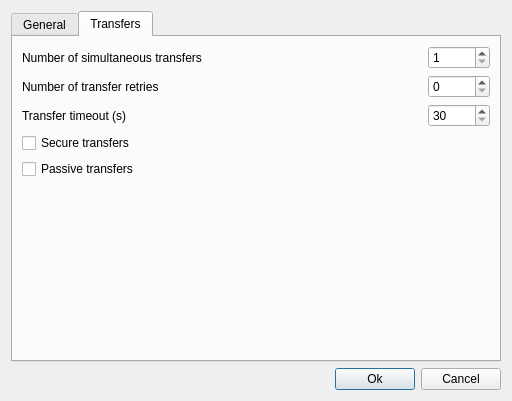
Above: src/arcstorage-ui/applicationsettings.ui from jonaslindemann/arc-gui-clients before the change. Below: the same form after it.
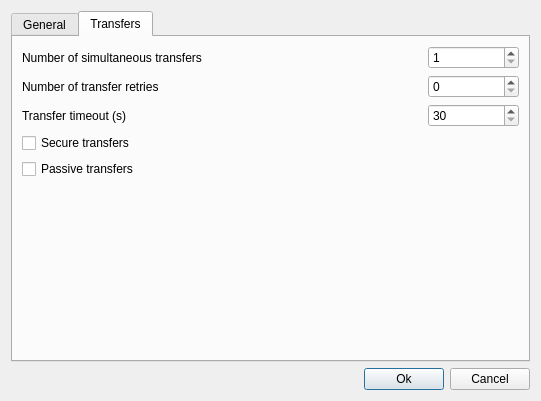
That is the form after the change. The open tabs and pages were chosen to show the change.

Commit message: Fixed: Increased the max number of transfer default control value.

Diff of the .ui file:
```diff
--- a/src/arcstorage-ui/applicationsettings.ui
+++ b/src/arcstorage-ui/applicationsettings.ui
@@ -6,7 +6,7 @@
    <rect>
     <x>0</x>
     <y>0</y>
-    <width>512</width>
+    <width>541</width>
     <height>401</height>
    </rect>
   </property>
@@ -197,7 +197,7 @@
             <number>1</number>
            </property>
            <property name="maximum">
-            <number>10</number>
+            <number>32</number>
            </property>
           </widget>
          </item>
```
